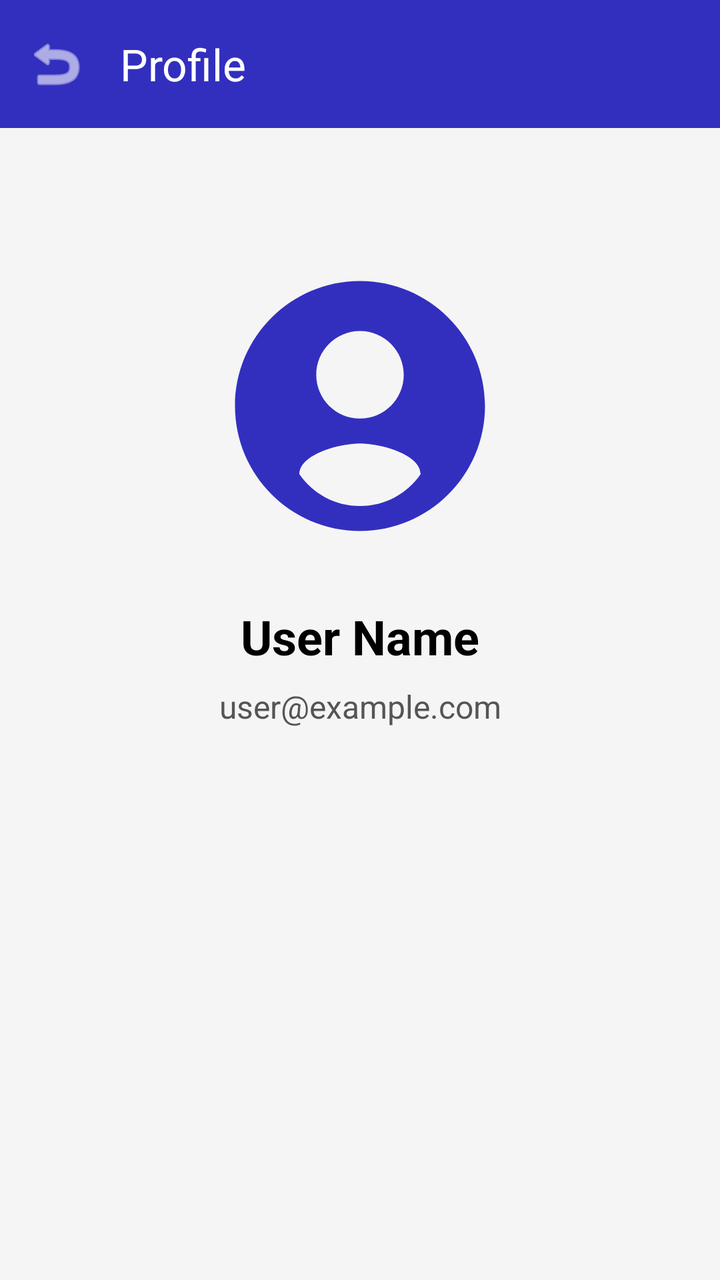
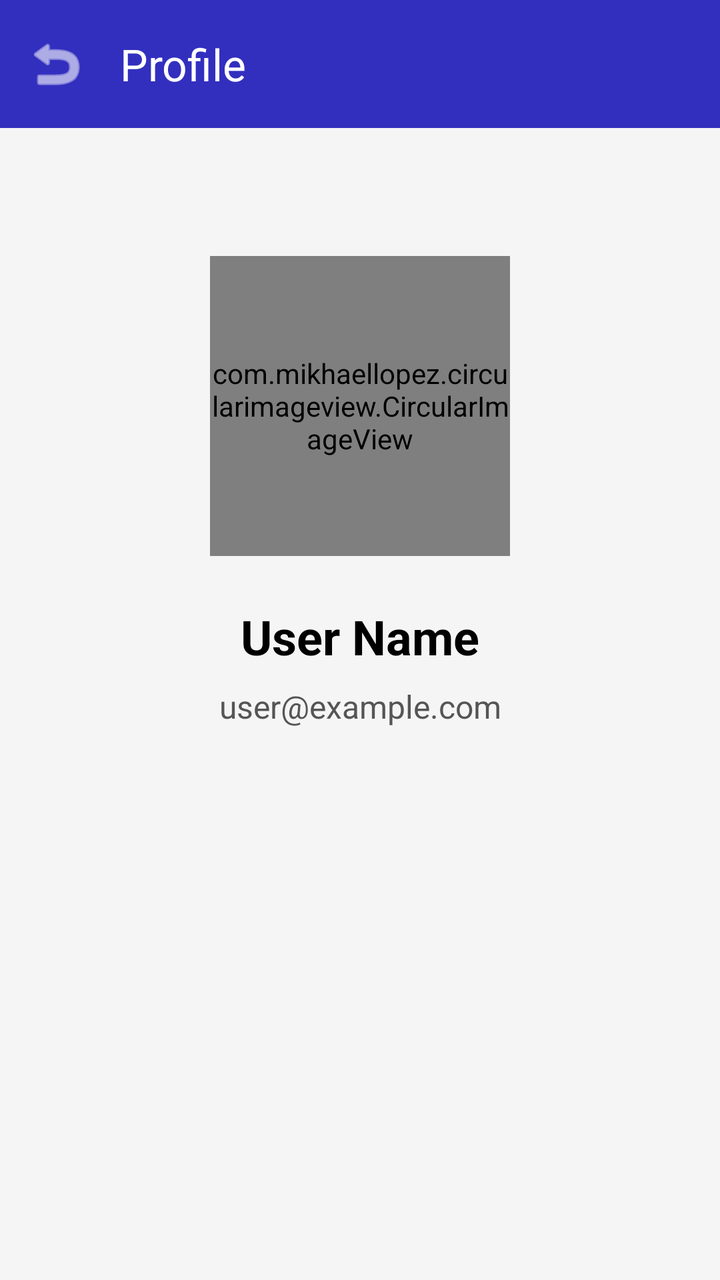

Screens rendered from an Android XML layout before and after an edit, with the pre-edit source and the edit as a unified diff.
<!-- AndroidManifest.xml: application theme Theme.ChatApp -->
<!-- res/layout/activity_profile.xml -->
<?xml version="1.0" encoding="utf-8"?>
<androidx.constraintlayout.widget.ConstraintLayout xmlns:android="http://schemas.android.com/apk/res/android"
    xmlns:app="http://schemas.android.com/apk/res-auto"
    xmlns:tools="http://schemas.android.com/tools"
    android:id="@+id/profileRoot"
    android:layout_width="match_parent"
    android:layout_height="match_parent"
    android:background="#F5F5F5"
    tools:context=".ui.ProfileActivity">

    <com.google.android.material.appbar.AppBarLayout
        android:id="@+id/appBarLayout"
        android:layout_width="match_parent"
        android:layout_height="wrap_content"
        app:layout_constraintTop_toTopOf="parent">

        <com.google.android.material.appbar.MaterialToolbar
            android:id="@+id/toolbar"
            android:layout_width="match_parent"
            android:layout_height="?attr/actionBarSize"
            android:background="@color/darkBlue"
            app:title="Profile"
            app:titleTextColor="@color/white"
            app:navigationIcon="@android:drawable/ic_menu_revert"
            app:navigationIconTint="@color/white" />
    </com.google.android.material.appbar.AppBarLayout>

    <com.google.android.material.imageview.ShapeableImageView
        android:id="@+id/profileImageLarge"
        android:layout_width="150dp"
        android:layout_height="150dp"
        android:layout_marginTop="64dp"
        android:scaleType="centerCrop"
        android:src="@drawable/profile"
        app:layout_constraintEnd_toEndOf="parent"
        app:layout_constraintStart_toStartOf="parent"
        app:layout_constraintTop_toBottomOf="@id/appBarLayout"
        app:shapeAppearanceOverlay="@style/CircleImageView" />

    <TextView
        android:id="@+id/profileNameLarge"
        android:layout_width="wrap_content"
        android:layout_height="wrap_content"
        android:layout_marginTop="24dp"
        android:text="User Name"
        android:textColor="@color/black"
        android:textSize="24sp"
        android:textStyle="bold"
        app:layout_constraintEnd_toEndOf="parent"
        app:layout_constraintStart_toStartOf="parent"
        app:layout_constraintTop_toBottomOf="@+id/profileImageLarge" />

    <TextView
        android:id="@+id/profileEmailLarge"
        android:layout_width="wrap_content"
        android:layout_height="wrap_content"
        android:layout_marginTop="8dp"
        android:text="user@example.com"
        android:textColor="#555555"
        android:textSize="16sp"
        app:layout_constraintEnd_toEndOf="parent"
        app:layout_constraintStart_toStartOf="parent"
        app:layout_constraintTop_toBottomOf="@+id/profileNameLarge" />

    <Button
        android:id="@+id/btnChangeProfilePicture"
        android:layout_width="wrap_content"
        android:layout_height="wrap_content"
        android:layout_marginTop="32dp"
        android:text="Change Profile Picture"
        android:visibility="gone"
        app:layout_constraintEnd_toEndOf="parent"
        app:layout_constraintStart_toStartOf="parent"
        app:layout_constraintTop_toBottomOf="@+id/profileEmailLarge" />

    <Button
        android:id="@+id/btnSaveProfile"
        android:layout_width="wrap_content"
        android:layout_height="wrap_content"
        android:layout_marginTop="16dp"
        android:text="Save"
        android:visibility="gone"
        app:layout_constraintEnd_toEndOf="parent"
        app:layout_constraintStart_toStartOf="parent"
        app:layout_constraintTop_toBottomOf="@+id/btnChangeProfilePicture" />

</androidx.constraintlayout.widget.ConstraintLayout>
<!-- resources referenced by this layout -->
<resources>
  <color name="black">#FF000000</color>
  <color name="darkBlue">#322fbf</color>
  <color name="white">#FFFFFFFF</color>
  <!-- drawable profile (drawable) -->
  <vector xmlns:android="http://schemas.android.com/apk/res/android"
      android:width="24dp"
      android:height="24dp"
      android:viewportWidth="24"
      android:viewportHeight="24"
      android:tint="@color/darkBlue">
  
      <path
          android:fillColor="@android:color/white"
          android:pathData="M12,2C6.48,2 2,6.48 2,12s4.48,10 10,10 10,-4.48 10,-10S17.52,2 12,2zM12,6c1.93,0 3.5,1.57 3.5,3.5S13.93,13 12,13s-3.5,-1.57 -3.5,-3.5S10.07,6 12,6zM12,20c-2.03,0 -3.8,-1.02 -4.85,-2.55 0.03,-1.61 3.22,-2.45 4.85,-2.45s4.82,0.84 4.85,2.45C15.8,18.98 14.03,20 12,20z"/>
  </vector>
  <style name="CircleImageView" parent="">
          <item name="cornerFamily">rounded</item>
          <item name="cornerSize">50%</item>
      </style>
  <style name="Theme.ChatApp" parent="Base.Theme.ChatApp" />
  <style name="Base.Theme.ChatApp" parent="Theme.Material3.DayNight.NoActionBar">
          
          <item name="colorPrimary">@color/darkBlue</item>
          <item name="colorOnPrimary">@color/white</item>
          <item name="android:statusBarColor">@color/white</item>
      </style>
</resources>

<!-- the commit's change to res/layout/activity_profile.xml (unified diff, before → after) -->
@@ -25,17 +25,19 @@
             app:navigationIconTint="@color/white" />
     </com.google.android.material.appbar.AppBarLayout>
 
-    <com.google.android.material.imageview.ShapeableImageView
+    <com.mikhaellopez.circularimageview.CircularImageView
         android:id="@+id/profileImageLarge"
         android:layout_width="150dp"
         android:layout_height="150dp"
         android:layout_marginTop="64dp"
-        android:scaleType="centerCrop"
         android:src="@drawable/profile"
+        app:civ_border_color="@color/darkBlue"
+        app:civ_border_width="2dp"
+        app:civ_shadow="true"
+        app:civ_shadow_radius="10dp"
         app:layout_constraintEnd_toEndOf="parent"
         app:layout_constraintStart_toStartOf="parent"
-        app:layout_constraintTop_toBottomOf="@id/appBarLayout"
-        app:shapeAppearanceOverlay="@style/CircleImageView" />
+        app:layout_constraintTop_toBottomOf="@id/appBarLayout" />
 
     <TextView
         android:id="@+id/profileNameLarge"
<!-- resource entries referenced after the edit -->
@@ -15,10 +15,6 @@
           android:fillColor="@android:color/white"
           android:pathData="M12,2C6.48,2 2,6.48 2,12s4.48,10 10,10 10,-4.48 10,-10S17.52,2 12,2zM12,6c1.93,0 3.5,1.57 3.5,3.5S13.93,13 12,13s-3.5,-1.57 -3.5,-3.5S10.07,6 12,6zM12,20c-2.03,0 -3.8,-1.02 -4.85,-2.55 0.03,-1.61 3.22,-2.45 4.85,-2.45s4.82,0.84 4.85,2.45C15.8,18.98 14.03,20 12,20z"/>
   </vector>
-  <style name="CircleImageView" parent="">
-          <item name="cornerFamily">rounded</item>
-          <item name="cornerSize">50%</item>
-      </style>
   <style name="Theme.ChatApp" parent="Base.Theme.ChatApp" />
   <style name="Base.Theme.ChatApp" parent="Theme.Material3.DayNight.NoActionBar">
           
